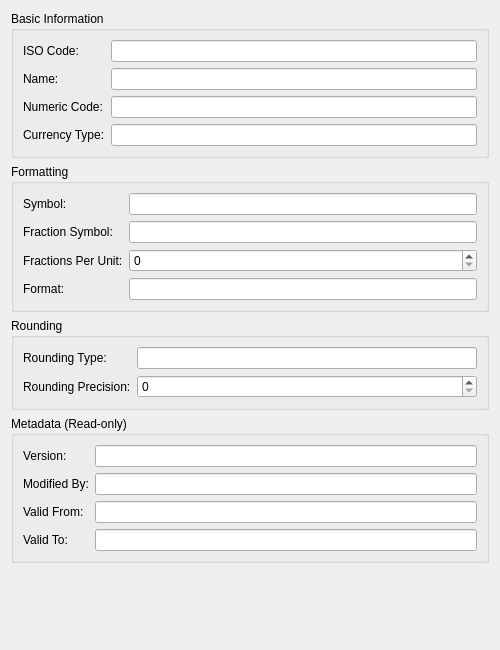
First picture: the form in projects/ores.qt/ui/CurrencyDetailDialog.ui, repository OreStudio/OreStudio, before the edit.
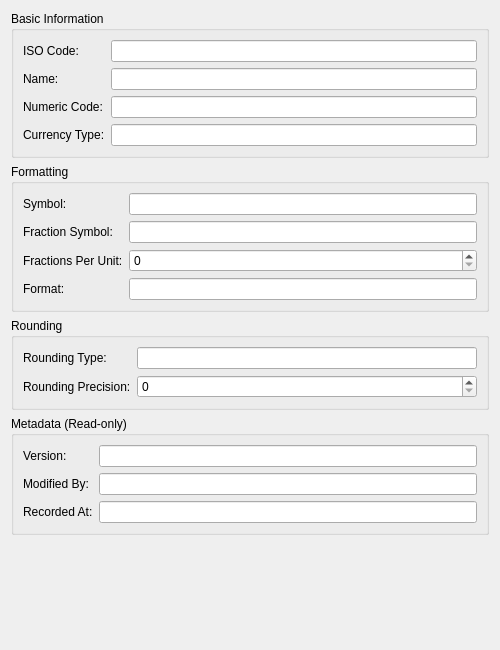
Second picture: the form after the edit.

Commit message:
refactor(qt): update currency UI to use recorded_at field
Update Qt UI components to use the new recorded_at field instead of
the previous valid_from/valid_to fields.

- Update CurrencyDetailDialog.ui with single recordedAt field
- Update CurrencyDetailDialog.cpp to use recordedAtEdit
- Update CurrencyItemDelegate.cpp column comment

Patch:
```diff
--- a/projects/ores.qt/ui/CurrencyDetailDialog.ui
+++ b/projects/ores.qt/ui/CurrencyDetailDialog.ui
@@ -199,26 +199,12 @@
       <item row="2" column="0">
        <widget class="QLabel" name="labelValidFrom">
         <property name="text">
-         <string>Valid From:</string>
+         <string>Recorded At:</string>
         </property>
        </widget>
       </item>
       <item row="2" column="1">
-       <widget class="QLineEdit" name="validFromEdit">
-        <property name="readOnly">
-         <bool>true</bool>
-        </property>
-       </widget>
-      </item>
-      <item row="3" column="0">
-       <widget class="QLabel" name="labelValidTo">
-        <property name="text">
-         <string>Valid To:</string>
-        </property>
-       </widget>
-      </item>
-      <item row="3" column="1">
-       <widget class="QLineEdit" name="validToEdit">
+       <widget class="QLineEdit" name="recordedAtEdit">
         <property name="readOnly">
          <bool>true</bool>
         </property>
```
Left out of the diff: 2 changed lines with no effect on the pictures. The commit also changes 2 other files.
